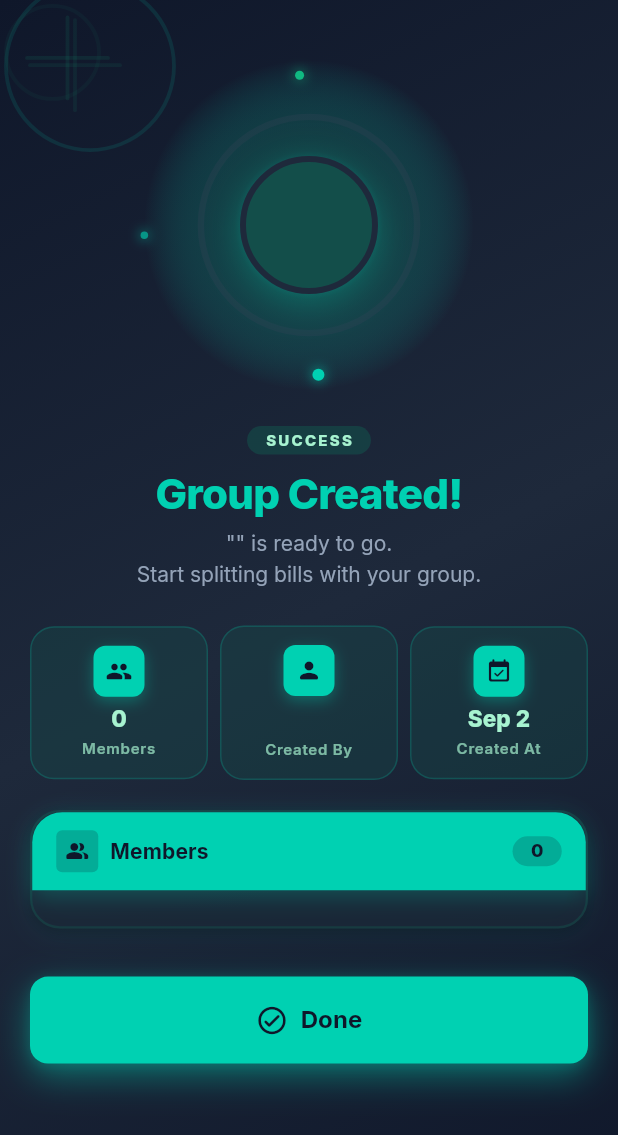
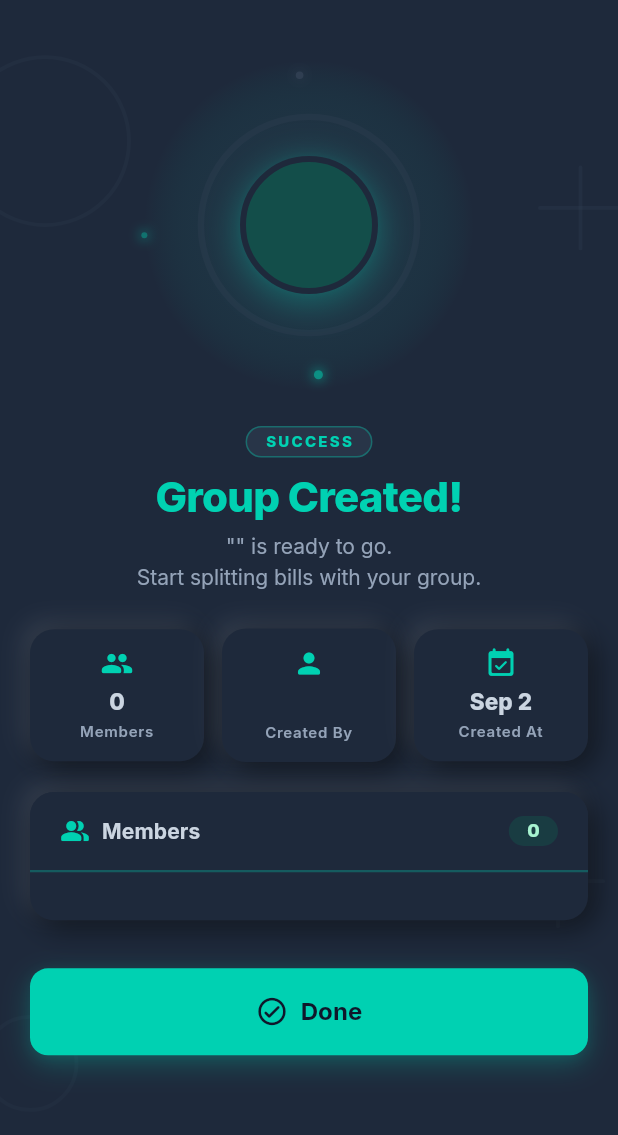
Before and after one commit to ishankanaujiya/smart_bill_manager_app, a Flutter app: the GroupCreatedSuccessScreen screen opened directly with empty values, on a phone screen of 412 x 824 dp. Shown: the top 1135 px of the screen. Run offline on Flutter 3.47's test engine with Material 3 defaults, Android fonts, the phone set to English and light mode, and no system bars; our stand-ins replace cloud_firestore, country_picker, firebase_auth, firebase_core, flutter_riverpod, flutter_secure_storage and 3 more; accounts and stored records are empty.

Commit message:
feat(groups): refine success screen with neumorphic design

```diff
--- a/lib/features/groups/presentation/view/group_created_success_screen.dart
+++ b/lib/features/groups/presentation/view/group_created_success_screen.dart
@@ -92,6 +92,43 @@ class _GroupCreatedSuccessScreenState extends State<GroupCreatedSuccessScreen>
     );
   }
 
+  /// Background color that matches the [_LayeredBackdrop] solid color,
+  /// so neumorphic cards blend seamlessly with the backdrop.
+  Color _cardBg(bool isDark) =>
+      isDark ? const Color(0xFF1E293B) : const Color(0xFFF1F5F9);
+
+  /// Returns the neumorphic shadow pair used for cards that sit on the
+  /// backdrop. In light mode a soft white highlight and a cool gray shadow
+  /// are used; in dark mode the light highlight is subtle and the dark
+  /// shadow is diffused so it doesn't look muddy.
+  List<BoxShadow> _neumorphicShadows(bool isDark) {
+    return isDark
+        ? [
+            BoxShadow(
+              color: Colors.white.withValues(alpha: 0.10),
+              blurRadius: 12,
+              offset: const Offset(-5, -5),
+            ),
+            BoxShadow(
+              color: Colors.black.withValues(alpha: 0.50),
+              blurRadius: 16,
+              offset: const Offset(5, 5),
+            ),
+          ]
+        : [
+            BoxShadow(
+              color: Colors.white.withValues(alpha: 0.70),
+              blurRadius: 10,
+              offset: const Offset(-5, -5),
+            ),
+            BoxShadow(
+              color: const Color(0xFF94A3B8).withValues(alpha: 0.25),
+              blurRadius: 12,
+              offset: const Offset(5, 5),
+            ),
+          ];
+  }
+
   @override
   Widget build(BuildContext context) {
     final colorScheme = Theme.of(context).colorScheme;
@@ -160,7 +197,7 @@ class _GroupCreatedSuccessScreenState extends State<GroupCreatedSuccessScreen>
                           if (widget.onAddAnother != null) ...[
                             const SizedBox(height: AppSpacing.md),
                             _stagger(
-                              _buildAddAnotherButton(colorScheme),
+                              _buildAddAnotherButton(colorScheme, isDark),
                               0.66,
                               0.80,
                               slide: 36,
@@ -211,24 +248,24 @@ class _GroupCreatedSuccessScreenState extends State<GroupCreatedSuccessScreen>
       _OrbitingDot(
           ambient: _ambient,
           colorScheme: colorScheme,
-          color: colorScheme.primary,
+          color: colorScheme.primary.withValues(alpha: 0.5),
           radius: 100,
           startAngle: 0,
-          size: 8),
-      _OrbitingDot(
-          ambient: _ambient,
-          colorScheme: colorScheme,
-          color: colorScheme.tertiary,
-          radius: 100,
-          startAngle: math.pi,
           size: 6),
       _OrbitingDot(
           ambient: _ambient,
           colorScheme: colorScheme,
-          color: colorScheme.primary.withValues(alpha: 0.6),
+          color: colorScheme.outlineVariant.withValues(alpha: 0.8),
+          radius: 100,
+          startAngle: math.pi,
+          size: 5),
+      _OrbitingDot(
+          ambient: _ambient,
+          colorScheme: colorScheme,
+          color: colorScheme.primary.withValues(alpha: 0.35),
           radius: 110,
           startAngle: math.pi / 2,
-          size: 5),
+          size: 4),
     ];
   }
 
@@ -241,20 +278,24 @@ class _GroupCreatedSuccessScreenState extends State<GroupCreatedSuccessScreen>
       child: Column(
         mainAxisSize: MainAxisSize.min,
         children: [
-          // Small "SUCCESS" eyebrow label in primaryContainer style.
+          // Small "SUCCESS" eyebrow label — subtle outline pill.
           Container(
             padding: const EdgeInsets.symmetric(
               horizontal: AppSpacing.md,
               vertical: AppSpacing.xxs,
             ),
             decoration: BoxDecoration(
-              color: colorScheme.primaryContainer.withValues(alpha: 0.6),
+              color: colorScheme.surfaceContainerHighest.withValues(alpha: 0.5),
               borderRadius: AppRadius.radiusFull,
+              border: Border.all(
+                color: colorScheme.primary.withValues(alpha: 0.35),
+                width: 1,
+              ),
             ),
             child: Text(
               'SUCCESS',
               style: AppTextStyles.labelSmall.copyWith(
-                color: colorScheme.onPrimaryContainer,
+                color: colorScheme.primary,
                 fontWeight: FontWeight.w800,
                 letterSpacing: 1.5,
                 fontSize: 10,
@@ -300,6 +341,9 @@ class _GroupCreatedSuccessScreenState extends State<GroupCreatedSuccessScreen>
             : admin.fullName)
         .split(' ')
         .first;
+
+    final cardBg = _cardBg(isDark);
+    final shadows = _neumorphicShadows(isDark);
 
     return Row(
       children: [
@@ -313,9 +357,11 @@ class _GroupCreatedSuccessScreenState extends State<GroupCreatedSuccessScreen>
             value: '${widget.group.memberCount}',
             colorScheme: colorScheme,
             isDark: isDark,
-          ),
-        ),
-        const SizedBox(width: AppSpacing.sm),
+            cardBg: cardBg,
+            shadows: shadows,
+          ),
+        ),
+        const SizedBox(width: AppSpacing.md),
         Expanded(
           child: _StatPill(
             master: _master,
@@ -326,9 +372,11 @@ class _GroupCreatedSuccessScreenState extends State<GroupCreatedSuccessScreen>
             value: adminName,
             colorScheme: colorScheme,
             isDark: isDark,
-          ),
-        ),
-        const SizedBox(width: AppSpacing.sm),
+            cardBg: cardBg,
+            shadows: shadows,
+          ),
+        ),
+        const SizedBox(width: AppSpacing.md),
         Expanded(
           child: _StatPill(
             master: _master,
@@ -339,6 +387,8 @@ class _GroupCreatedSuccessScreenState extends State<GroupCreatedSuccessScreen>
             value: _formatDate(widget.group.createdAt),
             colorScheme: colorScheme,
             isDark: isDark,
+            cardBg: cardBg,
+            shadows: shadows,
           ),
         ),
       ],
@@ -356,66 +406,44 @@ class _GroupCreatedSuccessScreenState extends State<GroupCreatedSuccessScreen>
 
     return Container(
       decoration: BoxDecoration(
-        color: isDark
-            ? colorScheme.surface.withValues(alpha: 0.6)
-            : colorScheme.surface,
-        borderRadius: AppRadius.radiusXl,
-        border: Border.all(
-          color: colorScheme.primaryContainer.withValues(alpha: 0.5),
-          width: 1.5,
-        ),
-        boxShadow: [
-          BoxShadow(
-            color: colorScheme.primary.withValues(alpha: isDark ? 0.08 : 0.06),
-            blurRadius: 16,
-            offset: const Offset(0, 4),
-          ),
-          BoxShadow(
-            color: Colors.black.withValues(alpha: isDark ? 0.2 : 0.04),
-            blurRadius: 6,
-            offset: const Offset(0, 2),
-          ),
-        ],
+        // Match the backdrop gradient so the neumorphic shadows pop.
+        color: _cardBg(isDark),
+        borderRadius: AppRadius.radiusLg,
+        // Neumorphic soft shadows: light top-left, dark bottom-right.
+        boxShadow: _neumorphicShadows(isDark),
       ),
       child: Column(
         children: [
-          // Header strip — primary with subtle gradient depth.
+          // Header strip — same color as the card body so the neumorphic
+          // surface stays unified; a thin primary line separates it from
+          // the member rows below.
           Container(
             padding: const EdgeInsets.symmetric(
-              horizontal: AppSpacing.lg,
-              vertical: AppSpacing.md,
+              horizontal: AppSpacing.xl,
+              vertical: AppSpacing.lg,
             ),
             decoration: BoxDecoration(
-              color: colorScheme.primary,
+              color: _cardBg(isDark),
               borderRadius: const BorderRadius.only(
-                topLeft: Radius.circular(AppRadius.xl),
-                topRight: Radius.circular(AppRadius.xl),
-              ),
-              boxShadow: [
-                BoxShadow(
-                  color: colorScheme.primary.withValues(alpha: 0.25),
-                  blurRadius: 12,
-                  offset: const Offset(0, 4),
-                ),
-              ],
+                topLeft: Radius.circular(AppRadius.lg),
+                topRight: Radius.circular(AppRadius.lg),
+              ),
+              border: Border(
+                bottom: BorderSide(
+                  color: colorScheme.primary.withValues(alpha: 0.3),
+                  width: 1.5,
+                ),
+              ),
             ),
             child: Row(
               children: [
-                Container(
-                  width: 28,
-                  height: 28,
-                  decoration: BoxDecoration(
-                    color: colorScheme.onPrimary.withValues(alpha: 0.2),
-                    borderRadius: AppRadius.radiusXs,
-                  ),
-                  child: Icon(Icons.people_alt_rounded,
-                      color: colorScheme.onPrimary, size: 16),
-                ),
+                Icon(Icons.people_alt_rounded,
+                    color: colorScheme.primary, size: 20),
                 const SizedBox(width: AppSpacing.sm),
                 Text(
                   'Members',
                   style: AppTextStyles.titleSmall.copyWith(
-                    color: colorScheme.onPrimary,
+                    color: colorScheme.onSurface,
                     fontWeight: FontWeight.w700,
                   ),
                 ),
@@ -426,13 +454,13 @@ class _GroupCreatedSuccessScreenState extends State<GroupCreatedSuccessScreen>
                     vertical: AppSpacing.xxs,
                   ),
                   decoration: BoxDecoration(
-                    color: colorScheme.onPrimary.withValues(alpha: 0.2),
+                    color: colorScheme.primaryContainer.withValues(alpha: 0.5),
                     borderRadius: AppRadius.radiusFull,
                   ),
                   child: Text(
                     '${widget.group.memberCount}',
                     style: AppTextStyles.labelMedium.copyWith(
-                      color: colorScheme.onPrimary,
+                      color: colorScheme.onPrimaryContainer,
                       fontWeight: FontWeight.w800,
                     ),
                   ),
@@ -443,8 +471,8 @@ class _GroupCreatedSuccessScreenState extends State<GroupCreatedSuccessScreen>
           // Member rows.
           Padding(
             padding: const EdgeInsets.symmetric(
-              horizontal: AppSpacing.lg,
-              vertical: AppSpacing.md,
+              horizontal: AppSpacing.xl,
+              vertical: AppSpacing.lg,
             ),
             child: Column(
               children: [
@@ -459,22 +487,26 @@ class _GroupCreatedSuccessScreenState extends State<GroupCreatedSuccessScreen>
                   if (i < visible.length - 1)
                     Padding(
                       padding: const EdgeInsets.symmetric(
-                          vertical: AppSpacing.xxs),
+                          vertical: AppSpacing.sm),
                       child: Divider(
                         height: 1,
                         color:
-                            colorScheme.primaryContainer.withValues(alpha: 0.6),
+                            colorScheme.outlineVariant.withValues(
+                              alpha: isDark ? 0.3 : 0.5,
+                            ),
                       ),
                     ),
                 ],
                 if (overflow > 0) ...[
                   Padding(
                     padding: const EdgeInsets.symmetric(
-                        vertical: AppSpacing.xxs),
+                        vertical: AppSpacing.sm),
                     child: Divider(
                       height: 1,
                       color:
-                          colorScheme.primaryContainer.withValues(alpha: 0.6),
+                          colorScheme.outlineVariant.withValues(
+                            alpha: isDark ? 0.3 : 0.5,
+                          ),
                     ),
                   ),
                   _OverflowRow(
@@ -510,13 +542,13 @@ class _GroupCreatedSuccessScreenState extends State<GroupCreatedSuccessScreen>
           borderRadius: AppRadius.radiusMd,
           boxShadow: [
             BoxShadow(
-              color: colorScheme.primary.withValues(alpha: 0.45),
-              blurRadius: 20,
+              color: colorScheme.primary.withValues(alpha: 0.25),
+              blurRadius: 16,
               spreadRadius: 0,
-              offset: const Offset(0, 8),
+              offset: const Offset(0, 6),
             ),
             BoxShadow(
-              color: colorScheme.primary.withValues(alpha: 0.15),
+              color: colorScheme.primary.withValues(alpha: 0.08),
               blurRadius: 6,
               spreadRadius: 0,
               offset: const Offset(0, 2),
@@ -543,7 +575,7 @@ class _GroupCreatedSuccessScreenState extends State<GroupCreatedSuccessScreen>
     );
   }
 
-  Widget _buildAddAnotherButton(ColorScheme colorScheme) {
+  Widget _buildAddAnotherButton(ColorScheme colorScheme, bool isDark) {
     return Center(
       child: _TapScale(
         onTap: () => widget.onAddAnother?.call(),
@@ -553,22 +585,25 @@ class _GroupCreatedSuccessScreenState extends State<GroupCreatedSuccessScreen>
             vertical: AppSpacing.md,
           ),
           decoration: BoxDecoration(
-            color: colorScheme.primaryContainer.withValues(alpha: 0.3),
+            color: colorScheme.surface.withValues(alpha: 0.6),
             borderRadius: AppRadius.radiusFull,
             border: Border.all(
-              color: colorScheme.primary.withValues(alpha: 0.3),
+              color: colorScheme.outlineVariant.withValues(
+                alpha: isDark ? 0.3 : 0.5,
+              ),
               width: 1.5,
             ),
           ),
           child: Row(
             mainAxisSize: MainAxisSize.min,
             children: [
-              Icon(Icons.add_rounded, color: colorScheme.primary, size: 20),
+              Icon(Icons.add_rounded,
+                  color: colorScheme.onSurfaceVariant, size: 20),
               const SizedBox(width: AppSpacing.xs),
               Text(
                 'Add another group',
                 style: AppTextStyles.labelLarge.copyWith(
-                  color: colorScheme.primary,
+                  color: colorScheme.onSurface,
                   fontWeight: FontWeight.w600,
                 ),
               ),
@@ -607,30 +642,19 @@ class _LayeredBackdrop extends StatelessWidget {
   Widget build(BuildContext context) {
     return Stack(
       children: [
+        // Solid backdrop — neumorphic cards require an exact color match
+        // with the surface they sit on, so a flat color is used instead
+        // of a gradient.
         Container(
-          decoration: BoxDecoration(
-            gradient: LinearGradient(
-              begin: Alignment.topLeft,
-              end: Alignment.bottomRight,
-              colors: isDark
-                  ? [
-                      Color(0xFF0F172A),
-                      Color(0xFF1E293B),
-                      Color(0xFF0F172A),
-                    ]
-                  : [
-                      Color(0xFFF0FDFA),
-                      Color(0xFFF8FAFC),
-                      Color(0xFFEFF6FF),
-                    ],
-            ),
-          ),
+          color: isDark ? const Color(0xFF1E293B) : const Color(0xFFF1F5F9),
         ),
         // Smoothly floating shapes — sine wave gives 0→1→0 ping-pong.
-        // Each uses a different shade/variant of the primary family.
+        // Muted surface/outline variants keep the backdrop from competing
+        // with the content.
         _FloatingShape(
           ambient: ambient,
-          color: colorScheme.primary.withValues(alpha: isDark ? 0.12 : 0.16),
+          color: colorScheme.outlineVariant
+              .withValues(alpha: isDark ? 0.20 : 0.30),
           top: 50,
           left: -30,
           size: 120,
@@ -640,7 +664,8 @@ class _LayeredBackdrop extends StatelessWidget {
         ),
         _FloatingShape(
           ambient: ambient,
-          color: colorScheme.tertiary.withValues(alpha: isDark ? 0.10 : 0.14),
+          color: colorScheme.surfaceContainerHighest
+              .withValues(alpha: isDark ? 0.25 : 0.35),
           top: 100,
           right: -20,
           size: 90,
@@ -650,7 +675,7 @@ class _LayeredBackdrop extends StatelessWidget {
         ),
         _FloatingShape(
           ambient: ambient,
-          color: colorScheme.primaryContainer
+          color: colorScheme.outlineVariant
               .withValues(alpha: isDark ? 0.15 : 0.25),
           bottom: 80,
           left: -15,
@@ -661,7 +686,8 @@ class _LayeredBackdrop extends StatelessWidget {
         ),
         _FloatingShape(
           ambient: ambient,
-          color: colorScheme.tertiary.withValues(alpha: isDark ? 0.08 : 0.11),
+          color: colorScheme.surfaceContainerHighest
+              .withValues(alpha: isDark ? 0.20 : 0.30),
           bottom: 180,
           right: -10,
           size: 100,
@@ -703,21 +729,22 @@ class _FloatingShape extends StatelessWidget {
 
   @override
   Widget build(BuildContext context) {
-    return AnimatedBuilder(
-      animation: ambient,
-      builder: (context, child) {
-        // Smooth sine wave: 0 → 1 → 0 → 1 → 0 (ping-pong, no snap).
-        final v = (math.sin((ambient.value + phase) * math.pi * 2) * 0.5 + 0.5);
-        return Transform.translate(
-          offset: Offset(0, -floatDistance * v),
-          child: child,
-        );
-      },
-      child: Positioned(
+    return Positioned(
       top: top,
       bottom: bottom,
       left: left,
       right: right,
+      child: AnimatedBuilder(
+        animation: ambient,
+        builder: (context, child) {
+          // Smooth sine wave: 0 → 1 → 0 → 1 → 0 (ping-pong, no snap).
+          final v =
+              (math.sin((ambient.value + phase) * math.pi * 2) * 0.5 + 0.5);
+          return Transform.translate(
+            offset: Offset(0, -floatDistance * v),
+            child: child,
+          );
+        },
         child: CustomPaint(
           size: Size(size, size),
           painter: _ShapePainter(color: color, shape: shape),
@@ -802,8 +829,8 @@ class _BreathingGlow extends StatelessWidget {
           shape: BoxShape.circle,
           gradient: RadialGradient(
             colors: [
-              colorScheme.primary,
-              colorScheme.primaryContainer,
+              colorScheme.primary.withValues(alpha: 0.6),
+              colorScheme.surfaceContainerHighest.withValues(alpha: 0.4),
               colorScheme.primary.withValues(alpha: 0),
             ],
             stops: [0.0, 0.45, 1.0],
@@ -1114,6 +1141,8 @@ class _StatPill extends StatelessWidget {
     required this.value,
     required this.colorScheme,
     required this.isDark,
+    required this.cardBg,
+    required this.shadows,
   });
 
   final AnimationController master;
@@ -1124,6 +1153,8 @@ class _StatPill extends StatelessWidget {
   final String value;
   final ColorScheme colorScheme;
   final bool isDark;
+  final Color cardBg;
+  final List<BoxShadow> shadows;
 
   @override
   Widget build(BuildContext context) {
@@ -1150,38 +1181,19 @@ class _StatPill extends StatelessWidget {
           vertical: AppSpacing.md,
         ),
         decoration: BoxDecoration(
-          color: colorScheme.primaryContainer.withValues(
-            alpha: isDark ? 0.35 : 0.5,
-          ),
+          // Match the backdrop so the neumorphic shadows pop.
+          color: cardBg,
           borderRadius: AppRadius.radiusLg,
-          border: Border.all(
-            color: colorScheme.primary.withValues(alpha: 0.2),
-            width: 1,
-          ),
+          boxShadow: shadows,
         ),
         child: Column(
           children: [
-            Container(
-              width: 34,
-              height: 34,
-              decoration: BoxDecoration(
-                color: colorScheme.primary,
-                borderRadius: AppRadius.radiusSm,
-                boxShadow: [
-                  BoxShadow(
-                    color: colorScheme.primary.withValues(alpha: 0.35),
-                    blurRadius: 8,
-                    offset: const Offset(0, 3),
-                  ),
-                ],
-              ),
-              child: Icon(icon, color: colorScheme.onPrimary, size: 18),
-            ),
+            Icon(icon, color: colorScheme.primary, size: 22),
             const SizedBox(height: AppSpacing.xs),
             Text(
               value,
               style: AppTextStyles.titleSmall.copyWith(
-                color: colorScheme.onPrimaryContainer,
+                color: colorScheme.onSurface,
                 fontWeight: FontWeight.w800,
                 fontSize: 15,
               ),
@@ -1193,9 +1205,7 @@ class _StatPill extends StatelessWidget {
             Text(
               label,
               style: AppTextStyles.labelSmall.copyWith(
-                color: colorScheme.onPrimaryContainer.withValues(
-                  alpha: 0.7,
-                ),
+                color: colorScheme.onSurfaceVariant,
                 fontSize: 10,
                 fontWeight: FontWeight.w600,
               ),
@@ -1263,6 +1273,8 @@ class _MemberRow extends StatelessWidget {
           ),
         );
       },
+      child: Padding(
+        padding: const EdgeInsets.symmetric(vertical: AppSpacing.xs),
         child: Row(
           children: [
             // Avatar — primaryContainer with onPrimaryContainer text.
@@ -1273,11 +1285,15 @@ class _MemberRow extends StatelessWidget {
               shape: BoxShape.circle,
               color: hasPicture
                   ? null
-                  : colorScheme.primaryContainer.withValues(alpha: 0.8),
+                  : colorScheme.surfaceContainerHighest.withValues(
+                      alpha: isDark ? 0.6 : 0.7,
+                    ),
               border: Border.all(
                 color: member.isAdmin
                     ? colorScheme.primary
-                    : colorScheme.primary.withValues(alpha: 0.2),
+                    : colorScheme.outlineVariant.withValues(
+                        alpha: isDark ? 0.4 : 0.6,
+                      ),
                 width: member.isAdmin ? 2.5 : 1.5,
               ),
               image: hasPicture
@@ -1293,7 +1309,7 @@ class _MemberRow extends StatelessWidget {
                     child: Text(
                       initials,
                       style: AppTextStyles.labelMedium.copyWith(
-                        color: colorScheme.onPrimaryContainer,
+                        color: colorScheme.onSurfaceVariant,
                         fontWeight: FontWeight.w700,
                       ),
                     ),
@@ -1312,7 +1328,7 @@ class _MemberRow extends StatelessWidget {
               overflow: TextOverflow.ellipsis,
             ),
           ),
-          // Role badge — admin uses primary, member uses primaryContainer.
+          // Role badge — admin uses primaryContainer, member uses surface.
           if (member.isAdmin)
             Container(
               padding: const EdgeInsets.symmetric(
@@ -1320,26 +1336,19 @@ class _MemberRow extends StatelessWidget {
                 vertical: AppSpacing.xxs,
               ),
               decoration: BoxDecoration(
-                color: colorScheme.primary,
+                color: colorScheme.primaryContainer.withValues(alpha: 0.5),
                 borderRadius: AppRadius.radiusFull,
-                boxShadow: [
-                  BoxShadow(
-                    color: colorScheme.primary.withValues(alpha: 0.3),
-                    blurRadius: 6,
-                    offset: const Offset(0, 2),
-                  ),
-                ],
               ),
               child: Row(
                 mainAxisSize: MainAxisSize.min,
                 children: [
                   Icon(Icons.shield_rounded,
-                      color: colorScheme.onPrimary, size: 12),
+                      color: colorScheme.primary, size: 12),
                   const SizedBox(width: AppSpacing.xxs),
                   Text(
                     'Admin',
                     style: AppTextStyles.labelSmall.copyWith(
-                      color: colorScheme.onPrimary,
+                      color: colorScheme.onPrimaryContainer,
                       fontWeight: FontWeight.w700,
                       fontSize: 10,
                     ),
@@ -1354,21 +1363,22 @@ class _MemberRow extends StatelessWidget {
                 vertical: AppSpacing.xxs,
               ),
               decoration: BoxDecoration(
-                color: colorScheme.primaryContainer.withValues(alpha: 0.5),
+                color: colorScheme.surfaceContainerHighest.withValues(
+                  alpha: isDark ? 0.5 : 0.5,
+                ),
                 borderRadius: AppRadius.radiusFull,
               ),
               child: Text(
                 'Member',
                 style: AppTextStyles.labelSmall.copyWith(
-                  color: colorScheme.onPrimaryContainer.withValues(
-                    alpha: 0.8,
-                  ),
+                  color: colorScheme.onSurfaceVariant,
                   fontWeight: FontWeight.w600,
                   fontSize: 10,
                 ),
               ),
             ),
         ],
+        ),
       ),
     );
   }
```
Lines whose indentation alone changed are shown as unchanged.
